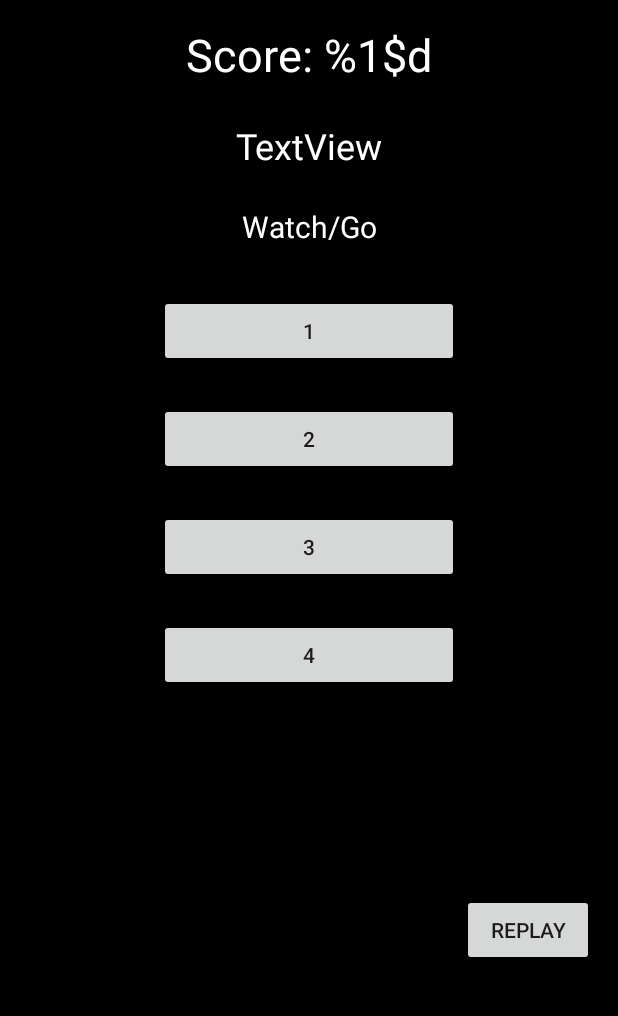
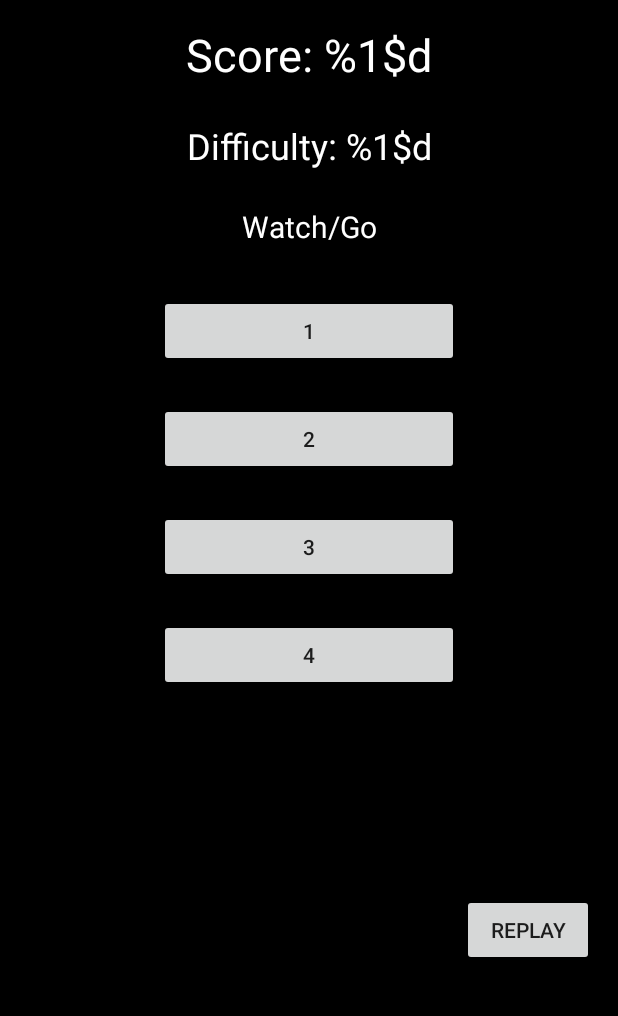
Before and after one commit to smyhk/MemoryGame, an Android app: the GameActivity screen opened directly, with no data from a screen before it, on a phone screen of 412 x 824 dp, the part 84-1100 px from its top. Run offline under Robolectric (Android 15) with nearby library versions, the phone set to English and light mode, and no system bars.

Commit message:
fix difficulty test String

```diff
--- a/app/src/main/res/layout/activity_game.xml
+++ b/app/src/main/res/layout/activity_game.xml
@@ -29,13 +29,12 @@
         android:layout_marginLeft="8dp"
         android:layout_marginRight="8dp"
         android:layout_marginTop="24dp"
-        android:text="TextView"
+        android:text="@string/difficulty_text"
         android:textColor="@android:color/white"
         android:textSize="24sp"
         app:layout_constraintLeft_toLeftOf="parent"
         app:layout_constraintRight_toRightOf="parent"
-        app:layout_constraintTop_toBottomOf="@+id/textScore"
-        tools:text="@string/difficulty_text"/>
+        app:layout_constraintTop_toBottomOf="@+id/textScore"/>
 
     <TextView
         android:id="@+id/textWatchGo"
```
